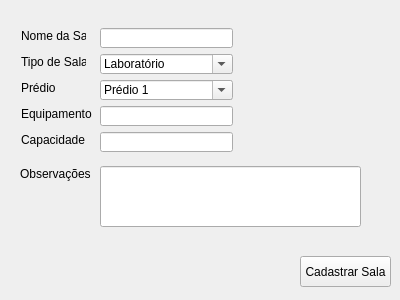
The window that App/view/ui/cadastroSalas.ui (Senac-SOR-ADS/Mapa-de-Sala) describes before a commit, drawn with Qt 5.
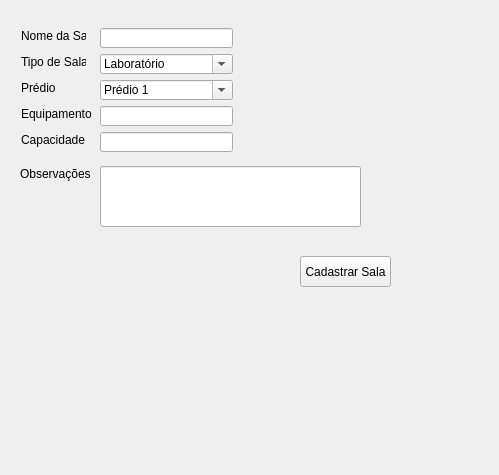
The same window after the commit.

Commit message: correção cadastro sala

The edit to the form file:
```diff
--- a/App/view/ui/cadastroSalas.ui
+++ b/App/view/ui/cadastroSalas.ui
@@ -6,8 +6,8 @@
    <rect>
     <x>0</x>
     <y>0</y>
-    <width>400</width>
-    <height>300</height>
+    <width>499</width>
+    <height>475</height>
    </rect>
   </property>
   <property name="windowTitle">
```
Left out of the diff: 7 changed lines with no effect on the pictures.
